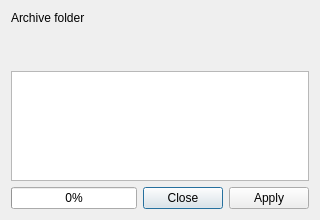
First picture: the form in src/widgets/archivewidget_ui.ui, repository KDE/kdenlive, before the edit.
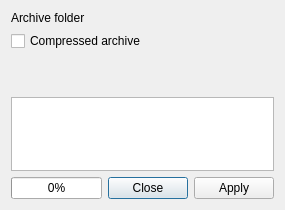
Second picture: the form after the edit. Custom widgets are drawn as their Qt base class.

Commit message: Archive compressed project (in progress)

Patch:
```diff
--- a/src/widgets/archivewidget_ui.ui
+++ b/src/widgets/archivewidget_ui.ui
@@ -6,8 +6,8 @@
    <rect>
     <x>0</x>
     <y>0</y>
-    <width>320</width>
-    <height>220</height>
+    <width>263</width>
+    <height>210</height>
    </rect>
   </property>
   <property name="windowTitle">
@@ -32,7 +32,7 @@
      </item>
     </layout>
    </item>
-   <item row="1" column="0" colspan="2">
+   <item row="2" column="0" colspan="2">
     <layout class="QHBoxLayout" name="horizontalLayout">
      <item>
       <widget class="QLabel" name="icon_info">
@@ -56,21 +56,21 @@
      </item>
     </layout>
    </item>
-   <item row="2" column="0" colspan="2">
+   <item row="3" column="0" colspan="2">
     <widget class="QLabel" name="project_files">
      <property name="text">
       <string/>
      </property>
     </widget>
    </item>
-   <item row="4" column="0">
+   <item row="5" column="0">
     <widget class="QProgressBar" name="progressBar">
      <property name="value">
       <number>0</number>
      </property>
     </widget>
    </item>
-   <item row="4" column="1">
+   <item row="5" column="1">
     <widget class="QDialogButtonBox" name="buttonBox">
      <property name="orientation">
       <enum>Qt::Horizontal</enum>
@@ -80,7 +80,7 @@
      </property>
     </widget>
    </item>
-   <item row="3" column="0" colspan="2">
+   <item row="4" column="0" colspan="2">
     <widget class="QTreeWidget" name="files_list">
      <property name="alternatingRowColors">
       <bool>true</bool>
@@ -98,6 +98,13 @@
      </column>
     </widget>
    </item>
+   <item row="1" column="0" colspan="2">
+    <widget class="QCheckBox" name="compressed_archive">
+     <property name="text">
+      <string>Compressed archive</string>
+     </property>
+    </widget>
+   </item>
   </layout>
  </widget>
  <customwidgets>
```
The commit also changes 3 other files.
